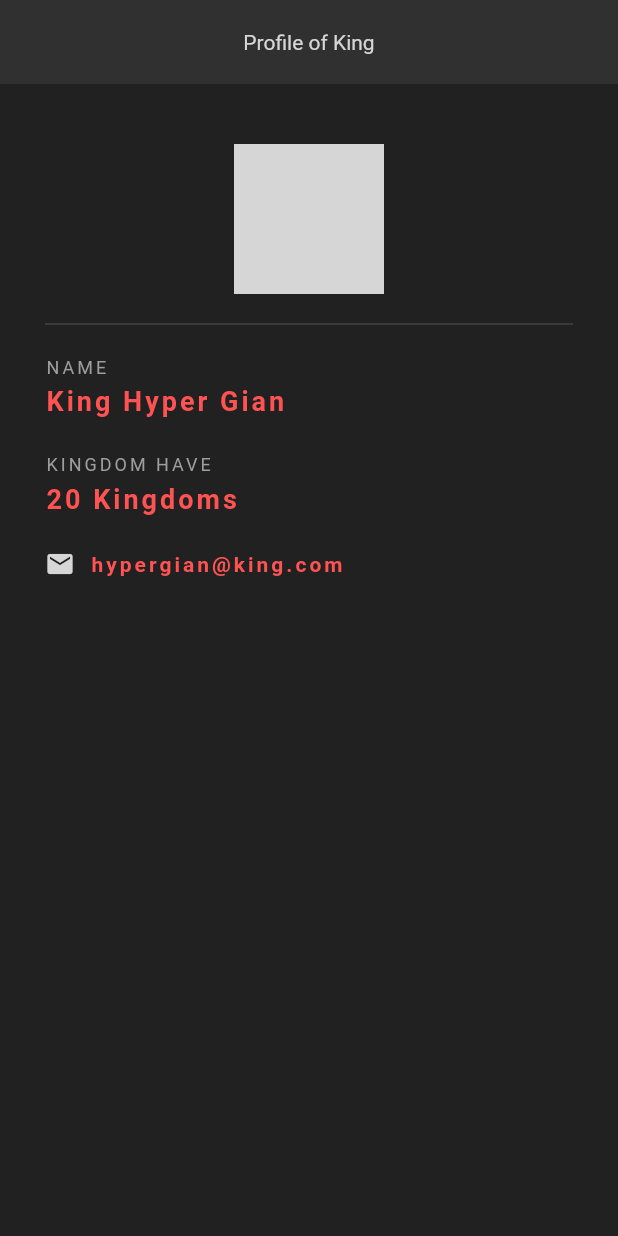
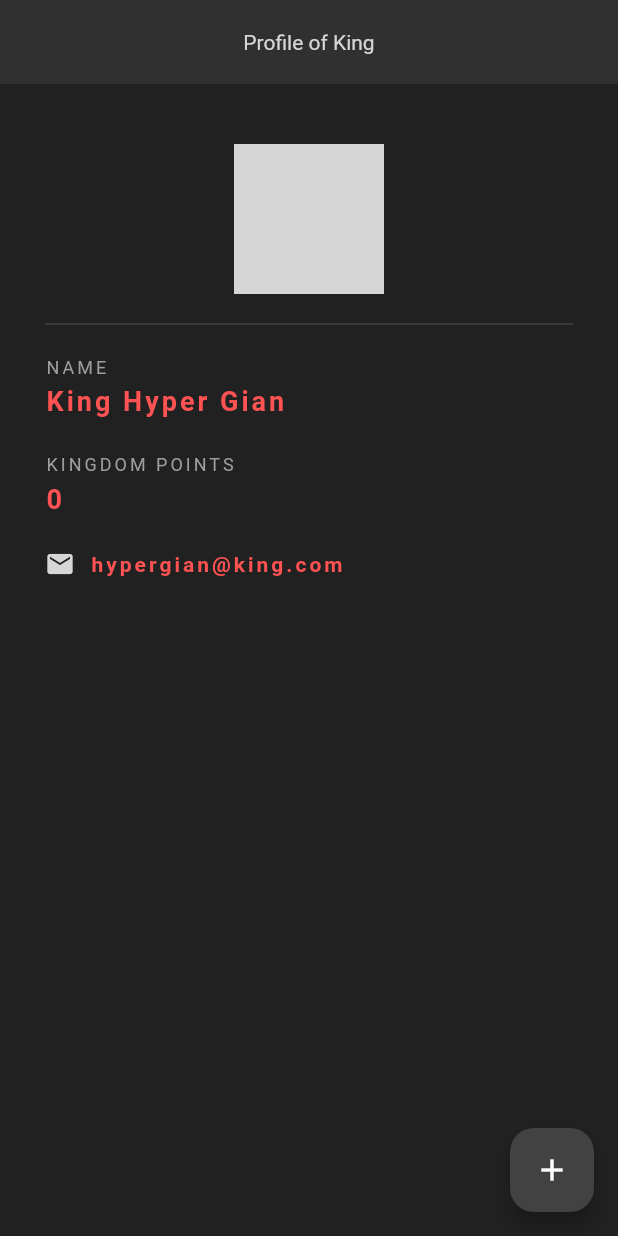
Before and after one commit to khobayer/Flutter_Learn, a Flutter app: the screen it shows after launch, on a phone screen of 412 x 824 dp. Run offline on Flutter 3.47's test engine with Material 3 defaults, Android fonts, the phone set to English and light mode, and no system bars; grey boxes are pictures that could not be loaded.

Commit message:
update to Stateless Widget to Stateful Widget and add a action count button

```diff
--- a/lib/main.dart
+++ b/lib/main.dart
@@ -1,3 +1,5 @@
+// ignore_for_file: prefer_const_constructors
+
 import 'package:flutter/material.dart';
 
 void main() {
@@ -6,23 +8,40 @@ void main() {
   ));
 }
 
-class Profile extends StatelessWidget {
+class Profile extends StatefulWidget {
   const Profile({super.key});
+
+  @override
+  State<Profile> createState() => _ProfileState();
+}
+
+class _ProfileState extends State<Profile> {
+  int kingdomPoints = 0;
 
   @override
   Widget build(BuildContext context) {
     return Scaffold(
       backgroundColor: Colors.grey[900],
       appBar: AppBar(
-        title: const Text('Profile of King'),
+        title: Text('Profile of King'),
         centerTitle: true,
         titleTextStyle: TextStyle(
           color: Colors.grey[350],
         ),
         backgroundColor: Colors.grey[850],
       ),
+      floatingActionButton: FloatingActionButton(
+        onPressed: () {
+          setState(() => kingdomPoints += 1);
+        },
+        backgroundColor: Colors.grey[800],
+        child: Icon(
+          Icons.add,
+          color: Colors.white,
+        ),
+      ),
       body: Padding(
-        padding: const EdgeInsets.only(
+        padding: EdgeInsets.only(
           left: 30.0,
           top: 40.0,
           right: 30.0,
@@ -31,7 +50,7 @@ class Profile extends StatelessWidget {
         child: Column(
           crossAxisAlignment: CrossAxisAlignment.start,
           children: <Widget>[
-            const Center(
+            Center(
               child: CircleAvatar(
                 backgroundImage: AssetImage('assets/lion.jpg'),
                 radius: 50.0,
@@ -41,7 +60,7 @@ class Profile extends StatelessWidget {
               height: 40.0,
               color: Colors.grey[800],
             ),
-            const Text(
+            Text(
               'NAME',
               style: TextStyle(
                 color: Colors.grey,
@@ -49,10 +68,10 @@ class Profile extends StatelessWidget {
                 fontSize: 12.0,
               ),
             ),
-            const SizedBox(
+            SizedBox(
               height: 2.0,
             ),
-            const Text(
+            Text(
               'King Hyper Gian',
               style: TextStyle(
                 color: Colors.redAccent,
@@ -61,22 +80,22 @@ class Profile extends StatelessWidget {
                 fontWeight: FontWeight.bold,
               ),
             ),
-            const SizedBox(
+            SizedBox(
               height: 20.0,
             ),
-            const Text(
-              'KINGDOM HAVE',
+            Text(
+              'KINGDOM POINTS',
               style: TextStyle(
                 color: Colors.grey,
                 letterSpacing: 2.0,
                 fontSize: 12.0,
               ),
             ),
-            const SizedBox(
+            SizedBox(
               height: 2.0,
             ),
-            const Text(
-              '20 Kingdoms',
+            Text(
+              '$kingdomPoints',
               style: TextStyle(
                 color: Colors.redAccent,
                 letterSpacing: 2.0,
@@ -84,7 +103,7 @@ class Profile extends StatelessWidget {
                 fontWeight: FontWeight.bold,
               ),
             ),
-            const SizedBox(
+            SizedBox(
               height: 20.0,
             ),
             Row(
@@ -94,10 +113,10 @@ class Profile extends StatelessWidget {
                   color: Colors.grey[350],
                   size: 20.0,
                 ),
-                const SizedBox(
+                SizedBox(
                   width: 10.0,
                 ),
-                const Text(
+                Text(
                   'hypergian@king.com',
                   style: TextStyle(
                     color: Colors.redAccent,
```
